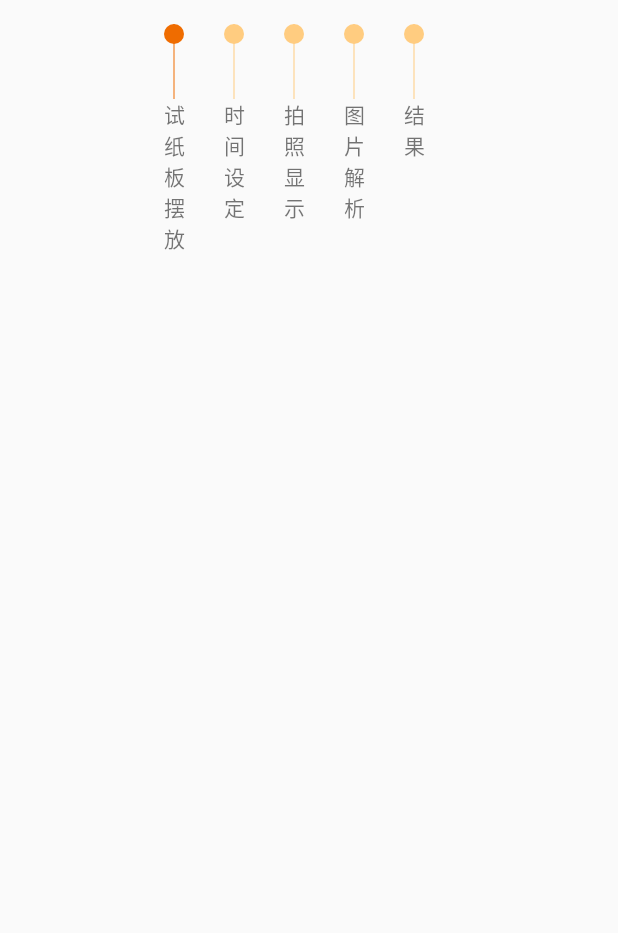
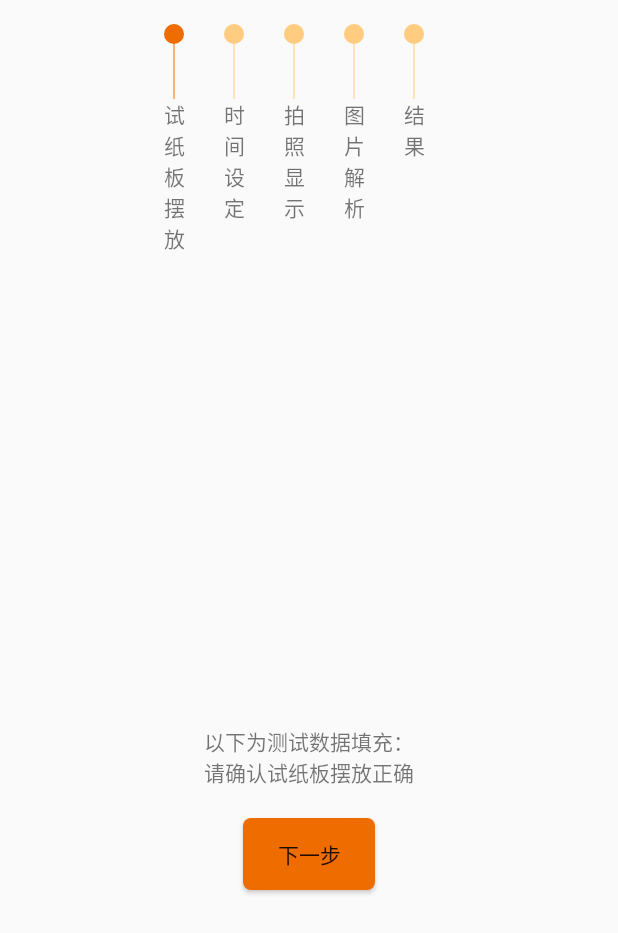
Before and after one commit to CherryLius/camera-debug, an Android app: the BehaviorActivity screen opened directly, with no data from a screen before it, on a phone screen of 412 x 824 dp. Shown: the top 933 px of the screen. Run offline under Robolectric (Android 15) with nearby library versions, the phone set to English and light mode, and no system bars; our stand-ins replace ButterKnife; pictures from the network do not load; 2 statements that could not run were skipped.

Commit message:
step add.

```diff
--- a/app/src/main/java/com/hele/hardware/analyser/behavior/BehaviorActivity.java
+++ b/app/src/main/java/com/hele/hardware/analyser/behavior/BehaviorActivity.java
@@ -5,9 +5,7 @@ import android.support.v4.app.Fragment;
 import android.support.v4.util.ArrayMap;
 import android.support.v7.app.AppCompatActivity;
 import android.support.v7.widget.Toolbar;
-import android.view.View;
 import android.view.WindowManager;
-import android.widget.AdapterView;
 
 import com.hele.hardware.analyser.BaseFragment;
 import com.hele.hardware.analyser.LifecycleCallback;
@@ -23,7 +21,7 @@ import org.opencv.android.OpenCVLoader;
 import butterknife.BindView;
 import butterknife.ButterKnife;
 
-public class BehaviorActivity extends AppCompatActivity implements AdapterView.OnItemClickListener, LifecycleCallback {
+public class BehaviorActivity extends AppCompatActivity implements BehaviorFragment.BehaviorListener, LifecycleCallback {
 
     private static final String TAG = "BehaviorActivity";
 
@@ -64,18 +62,13 @@ public class BehaviorActivity extends AppCompatActivity implements AdapterView.O
     }
 
     @Override
-    public void onItemClick(AdapterView<?> parent, View view, int position, long id) {
-        replaceFragment(getFragment(position));
-    }
-
-    @Override
     public void onAttachActivity(Fragment fragment) {
         setupWindow();
     }
 
     @Override
     public void onDetachActivity(Fragment fragment) {
-        displayWindow();
+        //displayWindow();
     }
 
     @Override
@@ -86,6 +79,41 @@ public class BehaviorActivity extends AppCompatActivity implements AdapterView.O
                 return;
         }
         super.onBackPressed();
+    }
+
+    private void setupWindow() {
+        getWindow().addFlags(WindowManager.LayoutParams.FLAG_FULLSCREEN);
+        if (getSupportActionBar() != null)
+            getSupportActionBar().hide();
+    }
+
+    private void displayWindow() {
+        if (getSupportActionBar() != null)
+            getSupportActionBar().show();
+        getWindow().clearFlags(WindowManager.LayoutParams.FLAG_FULLSCREEN);
+    }
+
+    private LoaderCallbackInterface mLoaderCallback = new LoaderCallbackInterface() {
+        @Override
+        public void onManagerConnected(int status) {
+            switch (status) {
+                case LoaderCallbackInterface.SUCCESS:
+                    HLog.i(TAG, "OpenCV loaded successfully");
+                    break;
+            }
+        }
+
+        @Override
+        public void onPackageInstall(int operation, InstallCallbackInterface callback) {
+
+        }
+    };
+
+    @Override
+    public void onBehavior(Bundle arguments) {
+        Fragment fragment = getFragment(0);
+        fragment.setArguments(arguments);
+        replaceFragment(fragment);
     }
 
     private Fragment getFragment(int position) {
@@ -115,32 +143,4 @@ public class BehaviorActivity extends AppCompatActivity implements AdapterView.O
             mFragment = fragment;
         }
     }
-
-    private void setupWindow() {
-        getWindow().addFlags(WindowManager.LayoutParams.FLAG_FULLSCREEN);
-        if (getSupportActionBar() != null)
-            getSupportActionBar().hide();
-    }
-
-    private void displayWindow() {
-        if (getSupportActionBar() != null)
-            getSupportActionBar().show();
-        getWindow().clearFlags(WindowManager.LayoutParams.FLAG_FULLSCREEN);
-    }
-
-    private LoaderCallbackInterface mLoaderCallback = new LoaderCallbackInterface() {
-        @Override
-        public void onManagerConnected(int status) {
-            switch (status) {
-                case LoaderCallbackInterface.SUCCESS:
-                    HLog.i(TAG, "OpenCV loaded successfully");
-                    break;
-            }
-        }
-
-        @Override
-        public void onPackageInstall(int operation, InstallCallbackInterface callback) {
-
-        }
-    };
 }
--- a/app/src/main/java/com/hele/hardware/analyser/behavior/BehaviorContract.java
+++ b/app/src/main/java/com/hele/hardware/analyser/behavior/BehaviorContract.java
@@ -23,5 +23,7 @@ public interface BehaviorContract {
         void parseList(Context context);
 
         void loadSteps();
+
+        void updateStepState(int position);
     }
 }
--- a/app/src/main/java/com/hele/hardware/analyser/behavior/BehaviorFragment.java
+++ b/app/src/main/java/com/hele/hardware/analyser/behavior/BehaviorFragment.java
@@ -5,6 +5,7 @@ import android.content.Context;
 import android.os.Bundle;
 import android.support.annotation.NonNull;
 import android.support.annotation.Nullable;
+import android.support.v4.app.FragmentTransaction;
 import android.support.v4.view.ViewCompat;
 import android.support.v7.widget.DividerItemDecoration;
 import android.support.v7.widget.LinearLayoutManager;
@@ -12,31 +13,36 @@ import android.support.v7.widget.RecyclerView;
 import android.view.LayoutInflater;
 import android.view.View;
 import android.view.ViewGroup;
-import android.widget.AdapterView;
 
 import com.hele.hardware.analyser.BaseFragment;
 import com.hele.hardware.analyser.R;
 import com.hele.hardware.analyser.adapter.BehaviorAdapter;
 import com.hele.hardware.analyser.model.DotItem;
+import com.ui.picker.TimePicker;
 
+import java.util.ArrayList;
 import java.util.List;
 
 import butterknife.BindView;
 import butterknife.ButterKnife;
 
-public class BehaviorFragment extends BaseFragment implements BehaviorContract.View {
+public class BehaviorFragment extends BaseFragment implements BehaviorContract.View, StepFragment.OnStepListener, TimePicker.OnTimePickListener {
 
     private BehaviorContract.Presenter mPresenter;
-    private AdapterView.OnItemClickListener mItemClickListener;
 
     @BindView(R.id.recycler)
     RecyclerView recyclerView;
     private BehaviorAdapter mAdapter;
 
+    private List<StepFragment> mStepFragments;
+    private BehaviorListener mBehaviorListener;
+    private Bundle mCaptureArgs;
+
     @Override
     public void onCreate(@Nullable Bundle savedInstanceState) {
         super.onCreate(savedInstanceState);
         new BehaviorPresenter(this);
+        mStepFragments = new ArrayList<>(3);
     }
 
     @Nullable
@@ -50,27 +56,52 @@ public class BehaviorFragment extends BaseFragment implements BehaviorContract.V
     @Override
     public void onViewCreated(View view, @Nullable Bundle savedInstanceState) {
         super.onViewCreated(view, savedInstanceState);
+        initView();
+        initFragments();
+        mPresenter.loadSteps();
+    }
+
+    void initView() {
         ViewCompat.setNestedScrollingEnabled(recyclerView, true);
         mAdapter = new BehaviorAdapter(getContext());
         RecyclerView.LayoutManager layoutManager = new LinearLayoutManager(getContext(), LinearLayoutManager.HORIZONTAL, false);
         recyclerView.setLayoutManager(layoutManager);
         recyclerView.addItemDecoration(new DividerItemDecoration(getContext(), DividerItemDecoration.HORIZONTAL));
         recyclerView.setAdapter(mAdapter);
+    }
 
-        mPresenter.loadSteps();
+    void initFragments() {
+        for (int i = 0; i < 2; i++) {
+            StepFragment fragment = StepFragment.newInstance(i);
+            fragment.setStepListener(this);
+            fragment.setOnTimePickListener(this);
+            mStepFragments.add(fragment);
+        }
+
+        FragmentTransaction ft = getChildFragmentManager().beginTransaction();
+        for (int i = 0; i < mStepFragments.size(); i++) {
+            if (!mStepFragments.get(i).isAdded()) {
+                ft.add(R.id.fragment_container, mStepFragments.get(i))
+                        .addToBackStack(null);
+            }
+            if (i > 0)
+                ft.hide(mStepFragments.get(i));
+        }
+        ft.show(mStepFragments.get(0))
+                .commitAllowingStateLoss();
     }
 
     @Override
     public void onAttach(Context context) {
         super.onAttach(context);
-        if (context instanceof AdapterView.OnItemClickListener)
-            mItemClickListener = (AdapterView.OnItemClickListener) context;
+        if (context instanceof BehaviorListener)
+            mBehaviorListener = (BehaviorListener) context;
     }
 
     @Override
     public void onDetach() {
         super.onDetach();
-        mItemClickListener = null;
+        mBehaviorListener = null;
     }
 
     @Override
@@ -89,4 +120,41 @@ public class BehaviorFragment extends BaseFragment implements BehaviorContract.V
     public void showSteps(List<DotItem> list) {
         mAdapter.update(list);
     }
+
+    @Override
+    public void before(int currentStep) {
+
+    }
+
+    @Override
+    public void next(int currentStep) {
+        mPresenter.updateStepState(currentStep);
+        if (currentStep < mStepFragments.size() - 1) {
+            StepFragment fragment = mStepFragments.get(currentStep + 1);
+            getChildFragmentManager().beginTransaction()
+                    .hide(mStepFragments.get(currentStep))
+                    .show(fragment)
+                    .commitAllowingStateLoss();
+        } else {
+            FragmentTransaction ft = getChildFragmentManager().beginTransaction();
+            for (int i = 0; i < mStepFragments.size(); i++) {
+                ft.remove(mStepFragments.get(i));
+            }
+            ft.commitAllowingStateLoss();
+            mStepFragments.clear();
+            if (mBehaviorListener != null)
+                mBehaviorListener.onBehavior(mCaptureArgs);
+        }
+    }
+
+    @Override
+    public void onTimePicked(String hour, String minute) {
+        mCaptureArgs = new Bundle();
+        mCaptureArgs.putString("hour", hour);
+        mCaptureArgs.putString("minute", minute);
+    }
+
+    public interface BehaviorListener {
+        void onBehavior(Bundle arguments);
+    }
 }
--- a/app/src/main/java/com/hele/hardware/analyser/behavior/BehaviorPresenter.java
+++ b/app/src/main/java/com/hele/hardware/analyser/behavior/BehaviorPresenter.java
@@ -16,6 +16,7 @@ import java.util.List;
 public class BehaviorPresenter implements BehaviorContract.Presenter {
 
     private BehaviorContract.View mView;
+    private List<DotItem> mItemList;
 
     public BehaviorPresenter(@NonNull BehaviorContract.View mainView) {
         mView = mainView;
@@ -32,29 +33,40 @@ public class BehaviorPresenter implements BehaviorContract.Presenter {
 
     @Override
     public void loadSteps() {
-        List<DotItem> items = new ArrayList<>(5);
+        mItemList = new ArrayList<>(5);
 
         DotItem item = new DotItem();
         item.setTitle("试纸板摆放");
         item.setSelected(true);
-        items.add(item);
+        mItemList.add(item);
 
         item = new DotItem();
         item.setTitle("时间设定");
-        items.add(item);
+        mItemList.add(item);
 
         item = new DotItem();
         item.setTitle("拍照显示");
-        items.add(item);
+        mItemList.add(item);
 
         item = new DotItem();
         item.setTitle("图片解析");
-        items.add(item);
+        mItemList.add(item);
 
         item = new DotItem();
         item.setTitle("结果");
-        items.add(item);
+        mItemList.add(item);
 
-        mView.showSteps(items);
+        mView.showSteps(mItemList);
+    }
+
+    @Override
+    public void updateStepState(int position) {
+        if (mItemList == null) return;
+        if (position < 0 || position > mItemList.size() - 1) {
+            return;
+        }
+        DotItem item = mItemList.get(position + 1);
+        item.setSelected(true);
+        mView.showSteps(mItemList);
     }
 }
--- /dev/null
+++ b/app/src/main/java/com/hele/hardware/analyser/behavior/StepFragment.java
@@ -0,0 +1,146 @@
+package com.hele.hardware.analyser.behavior;
+
+import android.os.Bundle;
+import android.support.annotation.Nullable;
+import android.view.LayoutInflater;
+import android.view.View;
+import android.view.ViewGroup;
+import android.widget.Button;
+
+import com.hele.hardware.analyser.BaseFragment;
+import com.hele.hardware.analyser.R;
+import com.ui.picker.TimePicker;
+
+/**
+ * Created by Administrator on 2017/4/21.
+ */
+
+public class StepFragment extends BaseFragment implements View.OnClickListener {
+
+    private static final String EXTRA_STEP = "extra_step";
+    private int mStep = 0;
+    private OnStepListener mListener;
+
+    private TimePicker timePicker;
+    private TimePicker.OnTimePickListener mTimePickListener;
+
+    //@BindView(R.id.before)
+    Button beforeButton;
+    //@BindView(R.id.next)
+    Button nextButton;
+    //@BindView(R.id.confirm)
+    Button confirmButton;
+
+    public static StepFragment newInstance(int step) {
+        Bundle args = new Bundle();
+        args.putInt(EXTRA_STEP, step);
+        StepFragment fragment = new StepFragment();
+        fragment.setArguments(args);
+        return fragment;
+    }
+
+    @Override
+    public void onCreate(@Nullable Bundle savedInstanceState) {
+        super.onCreate(savedInstanceState);
+        Bundle args = getArguments();
+        if (args != null) {
+            mStep = args.getInt(EXTRA_STEP, 0);
+        }
+    }
+
+    @Nullable
+    @Override
+    public View onCreateView(LayoutInflater inflater, @Nullable ViewGroup container, @Nullable Bundle savedInstanceState) {
+        View contentView = inflater.inflate(R.layout.fragment_setp, container, false);
+        return contentView;
+    }
+
+    @Override
+    public void onViewCreated(View view, @Nullable Bundle savedInstanceState) {
+        super.onViewCreated(view, savedInstanceState);
+        ViewGroup viewGroup = (ViewGroup) view.findViewWithTag("step_" + mStep);
+        if (viewGroup != null) {
+            viewGroup.setVisibility(View.VISIBLE);
+            beforeButton = (Button) viewGroup.findViewById(R.id.before);
+            nextButton = (Button) viewGroup.findViewById(R.id.next);
+            confirmButton = (Button) viewGroup.findViewById(R.id.confirm);
+            if (beforeButton != null)
+                beforeButton.setOnClickListener(this);
+            if (nextButton != null)
+                nextButton.setOnClickListener(this);
+            if (confirmButton != null)
+                confirmButton.setOnClickListener(this);
+        }
+    }
+
+    //@OnClick({R.id.next, R.id.before, R.id.confirm})
+    public void onClick(View view) {
+        switch (view.getId()) {
+            case R.id.before:
+                executeBefore();
+                break;
+            case R.id.next:
+                executeNext();
+                break;
+            case R.id.confirm:
+                executeConfirm();
+                break;
+        }
+    }
+
+    private void executeBefore() {
+        if (mListener != null)
+            mListener.before(mStep);
+    }
+
+    private void executeNext() {
+        if (mListener != null)
+            mListener.next(mStep);
+    }
+
+    private void executeConfirm() {
+        if (mStep == 1) {
+            showTimePicker();
+        }
+    }
+
+    private void showTimePicker() {
+        if (timePicker == null) {
+            timePicker = new TimePicker(getActivity(), TimePicker.HOUR_24);
+            timePicker.setRangeStart(0, 0);//00:00
+            timePicker.setRangeEnd(23, 59);//23:59
+            timePicker.setSelectedItem(0, 0);
+            timePicker.setTopLineVisible(false);
+            timePicker.setLineVisible(false);
+            timePicker.setOnTimePickListener(new TimePicker.OnTimePickListener() {
+                @Override
+                public void onTimePicked(String hour, String minute) {
+                    int h = Integer.valueOf(hour);
+                    int m = Integer.valueOf(minute);
+                    if (h == 0 && m == 0) {
+                        return;
+                    }
+                    if (mTimePickListener != null)
+                        mTimePickListener.onTimePicked(hour, minute);
+                    confirmButton.setVisibility(View.GONE);
+                    nextButton.setVisibility(View.VISIBLE);
+                }
+            });
+        }
+        timePicker.show();
+    }
+
+    public void setOnTimePickListener(TimePicker.OnTimePickListener listener) {
+        mTimePickListener = listener;
+    }
+
+    public void setStepListener(OnStepListener listener) {
+        mListener = listener;
+    }
+
+    public interface OnStepListener {
+        void before(int currentStep);
+
+        void next(int currentStep);
+    }
+}
--- a/app/src/main/res/layout/fragment_behavior.xml
+++ b/app/src/main/res/layout/fragment_behavior.xml
@@ -12,4 +12,10 @@
         android:layout_margin="16dp"
         android:overScrollMode="never" />
 
+    <FrameLayout
+        android:id="@+id/fragment_container"
+        android:layout_width="match_parent"
+        android:layout_height="match_parent"
+        android:layout_gravity="center" />
+
 </LinearLayout>
--- /dev/null
+++ b/app/src/main/res/layout/fragment_setp.xml
@@ -0,0 +1,68 @@
+<?xml version="1.0" encoding="utf-8"?>
+<LinearLayout xmlns:android="http://schemas.android.com/apk/res/android"
+    android:layout_width="match_parent"
+    android:layout_height="match_parent"
+    android:orientation="vertical">
+
+    <RelativeLayout
+        android:layout_width="match_parent"
+        android:layout_height="match_parent"
+        android:tag="step_0"
+        android:visibility="gone">
+
+        <android.support.v7.widget.AppCompatTextView
+            android:id="@+id/tv_step_0"
+            android:layout_width="wrap_content"
+            android:layout_height="wrap_content"
+            android:layout_centerInParent="true"
+            android:text="以下为测试数据填充：\n请确认试纸板摆放正确" />
+
+        <android.support.v7.widget.AppCompatButton
+            android:id="@id/next"
+            android:layout_width="wrap_content"
+            android:layout_height="wrap_content"
+            android:layout_below="@id/tv_step_0"
+            android:layout_centerHorizontal="true"
+            android:layout_marginTop="20dp"
+            android:background="@drawable/ic_solid_rect_round_bg"
+            android:text="下一步" />
+
+    </RelativeLayout>
+
+    <RelativeLayout
+        android:layout_width="match_parent"
+        android:layout_height="match_parent"
+        android:tag="step_1"
+        android:visibility="gone">
+
+        <android.support.v7.widget.AppCompatTextView
+            android:id="@+id/tv_step_1"
+            android:layout_width="wrap_content"
+            android:layout_height="wrap_content"
+            android:layout_centerInParent="true"
+            android:text="以下为测试数据填充：\n请设定倒计时时间" />
+
+        <android.support.v7.widget.AppCompatButton
+            android:id="@id/confirm"
+            android:layout_width="wrap_content"
+            android:layout_height="wrap_content"
+            android:layout_below="@id/tv_step_1"
+            android:layout_centerHorizontal="true"
+            android:layout_marginTop="20dp"
+            android:background="@drawable/ic_solid_rect_round_bg"
+            android:text="开始设定" />
+
+        <android.support.v7.widget.AppCompatButton
+            android:id="@id/next"
+            android:layout_width="wrap_content"
+            android:layout_height="wrap_content"
+            android:layout_below="@id/tv_step_1"
+            android:layout_centerHorizontal="true"
+            android:layout_marginTop="20dp"
+            android:background="@drawable/ic_solid_rect_round_bg"
+            android:text="下一步"
+            android:visibility="gone" />
+
+    </RelativeLayout>
+
+</LinearLayout>
--- a/app/src/main/res/layout/layout_capture_controller.xml
+++ b/app/src/main/res/layout/layout_capture_controller.xml
@@ -21,7 +21,8 @@
                 android:layout_width="wrap_content"
                 android:layout_height="wrap_content"
                 android:layout_marginRight="12dp"
-                android:button="@drawable/ic_alarm_bg" />
+                android:button="@drawable/ic_alarm_bg"
+                android:visibility="gone" />
 
             <android.support.v7.widget.AppCompatImageView
                 android:id="@+id/iv_switch"
--- /dev/null
+++ b/app/src/main/res/values/ids.xml
@@ -0,0 +1,6 @@
+<?xml version="1.0" encoding="utf-8"?>
+<resources>
+    <item name="next" type="id" />
+    <item name="before" type="id" />
+    <item name="confirm" type="id" />
+</resources>
```
Also changed, not shown: app/src/main/java/com/hele/hardware/analyser/capture/CaptureFragment.java (+14 -0 lines), app/src/main/java/com/hele/hardware/analyser/debug/DebugFragment.java (added, +22 -0 lines), app/src/main/res/layout/fragment_debug.xml (added, +12 -0 lines).
